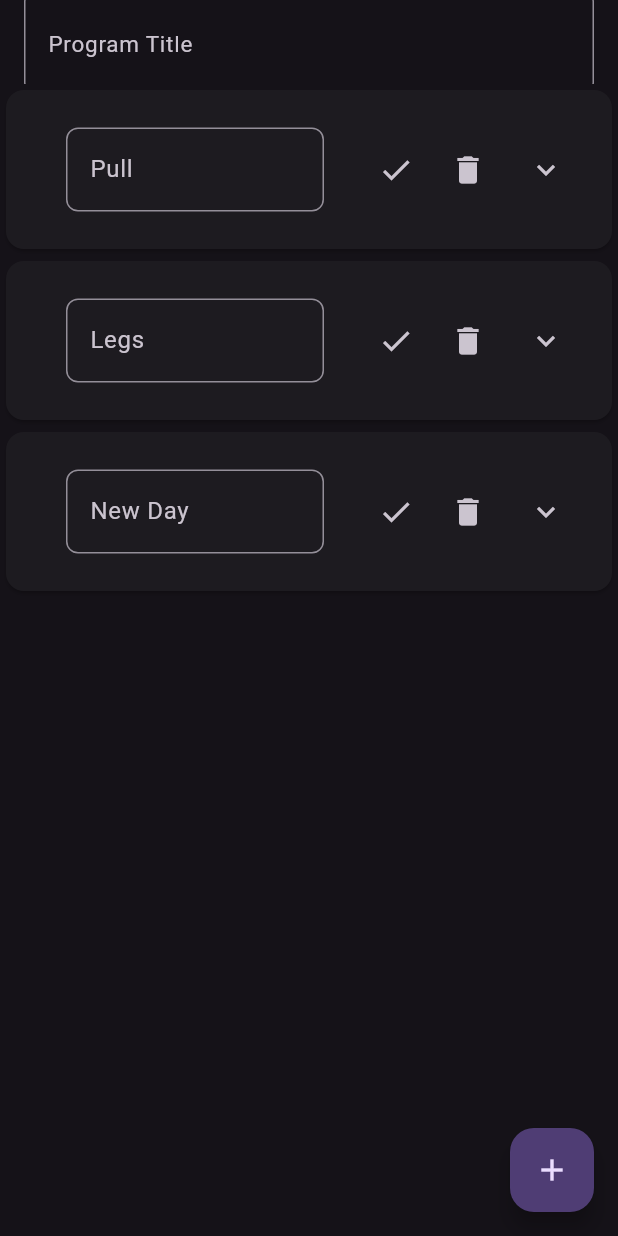
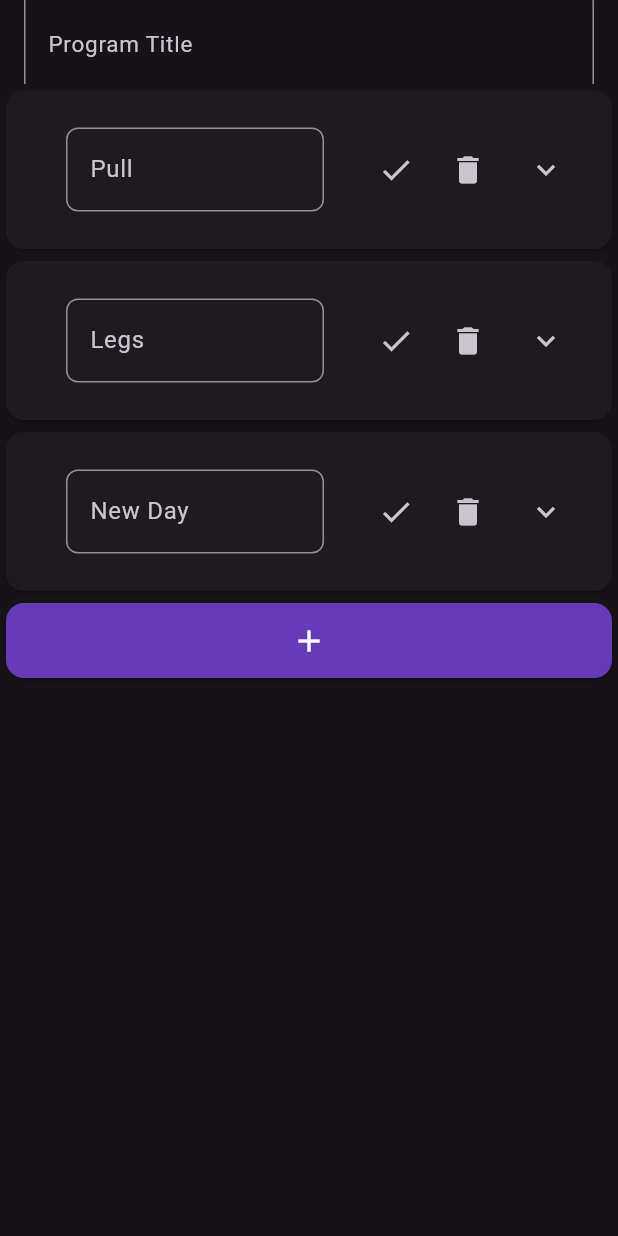
Before and after one commit to coleWesterveld/Flutter-Gym-App, a Flutter app: the ProgramPage screen opened directly, after a tap on the "check" icon, after a tap on the "delete" icon, after a tap on the "add" icon, on a phone screen of 412 x 824 dp. Run offline on Flutter 3.47's test engine with Material 3 defaults, Android fonts, the phone set to English and light mode, and no system bars.

Commit message:
nicer program day adding

```diff
--- a/lib/program_page.dart
+++ b/lib/program_page.dart
@@ -9,33 +9,43 @@ import 'package:flutter/material.dart';
 
 // void main() => runApp(new MaterialApp(home: MyList()));
 
+//program page, where user defines the overall program by days,
+// then excercises for each day with sets, rep range and notes
 class ProgramPage extends StatefulWidget {
   @override
   _MyListState createState() => _MyListState();
 }
 
+// this class contains the list view of expandable card tiles
+// title is day title (eg. 'legs') and when expanded, leg excercises for that day show up
 class _MyListState extends State<ProgramPage> {
   int value = 0;
   List<TextEditingController> splitDaysTEC = [TextEditingController(), TextEditingController(), TextEditingController()];//TextEditingController();
   List<String> split = ["Push", "Pull", "Legs"];
+
+  // list of excercises at a given day
+  List<List<String>> excercises = [[], [], []];
+
+  // adds day to split
   _addItem() {
     setState(() {
       value = value + 1;
       splitDaysTEC.add(TextEditingController());
       split.add("New Day");
-      print(split.toString());
+      excercises.add([]);
+      //print(split.toString());
       //print(splitDaysTEC.toString());
     });
   }
 
   @override
+  // main scaffold, putting it all together
   Widget build(BuildContext context) {
     return Scaffold(
       appBar: AppBar(
+        // program title
         title: TextFormField(
               //controller: splitDaysTEC,
-
-
             style: TextStyle(
               fontSize: 20,
             ),
@@ -50,17 +60,43 @@ class _MyListState extends State<ProgramPage> {
             ),
           ),
       ),
+
+      //list of day cards
       body: ListView.builder(
-          itemCount: split.length,
+          itemCount: split.length + 1,
           itemBuilder: (context, index) {
             //print(index.toString());
             //print(splitDaysTEC.length);
+            // defines what each card will look like
+            if (index == split.length){
               return Card(
+
+                color: Colors.deepPurple,
+                child: InkWell(
+
+                  splashColor: Colors.purple,
+                  borderRadius: BorderRadius.circular(16),
+                  onTap: () {
+                    _addItem();
+                  },
+                  child: SizedBox(
+                    width: double.infinity,
+                    height: 50.0,
+                    child: Icon(Icons.add),
+                  ),
+                ),
+              );
+            }
+            else{
+            return Card(
+
               child: Padding(
                 padding: EdgeInsets.only(
                   top: 8, left: 8.0, right: 8.0, bottom: 8.0),
                   child: ExpansionTile(
                   title:
+                  // row has day title, confirm update button, delete button
+                  // and excercise dropdown button
                     Row(
                       //verticalDirection: VerticalDirection,
                       children: [
@@ -73,7 +109,53 @@ class _MyListState extends State<ProgramPage> {
                                     borderRadius: BorderRadius.all(Radius.circular(8))),
                                 hintText: split[index],
                               ),
-                            ),),
+                            ),
+                          ),
+                        ),
+
+                        //confirm update button
+                        IconButton(onPressed: () {
+                          setState( () {
+                            split[index] = (splitDaysTEC[index].text);
+                            //closes keyboard
+                            FocusManager.instance.primaryFocus?.unfocus();
+                            });
+                          }, icon: Icon(Icons.check)
+                        ),
+
+                        // detete day button
+                        IconButton(onPressed: () {
+                          setState( () {
+                            value = value - 1;
+                            split.removeAt(index);
+                            excercises.removeAt(index);
+                            splitDaysTEC.removeAt(index);
+                          });
+                          }, icon: Icon(Icons.delete)
+                        ),
+                      ],
+                    ),
+
+                  // excercises for each day
+                  //this part is viewed after tile is expanded
+                    children: [
+                      // this needs to be done using listtiles
+                      for (int exc = 0; exc < excercises[index].length; exc++)
+                      ExpansionTile(
+                        title:
+                        Row(
+                          children: [
+                            Expanded(
+                              child: ListTile(
+                                title: TextFormField(
+                              //controller: splitDaysTEC[index],
+                                  decoration: InputDecoration(
+                                    border: OutlineInputBorder(
+                                    borderRadius: BorderRadius.all(Radius.circular(8))),
+                                    hintText: split[index][exc],
+                                  ),
+                                ),
+                              ),
                             ),
                           // SizedBox(
                           //   width: 1,
@@ -83,40 +165,52 @@ class _MyListState extends State<ProgramPage> {
                                 split[index] = (splitDaysTEC[index].text);
                                 FocusManager.instance.primaryFocus?.unfocus();
                               });
-                          }, icon: Icon(Icons.check)),
+                              }, icon: Icon(Icons.check)
+                            ),
 
                             IconButton(onPressed: () {
                               setState( () {
                                 value = value - 1;
                                 split.removeAt(index);
+                                excercises.removeAt(index);
                                 splitDaysTEC.removeAt(index);
                               });
-                          }, icon: Icon(Icons.delete)),
-                        ],
+                              }, icon: Icon(Icons.delete)
                             ),
 
-                  children: [
-                    for (int exc = 0; exc < 3; exc++)ExpansionTile(
-                    title: Text(
-                      "runnerok",
-                      style: TextStyle(
-                        fontSize: 14
-                      ),
+                          ],
                         ),
                       children: <Widget>[
 
                       Text('No belt, 0 RIR all sets. no safeties, thats for babies'),
 
                       ],
-              ),]
+                    ),
+                    Card(
+
+                color: Colors.deepPurple,
+                child: InkWell(
+
+                  splashColor: Colors.purple,
+                  borderRadius: BorderRadius.circular(16),
+                  onTap: () {
+                    //this needs to be done using listtiles
+                    excercises[index].add("new");
+                  },
+                  child: SizedBox(
+                    width: double.infinity,
+                    height: 50.0,
+                    child: Icon(Icons.add),
+                  ),
+                ),
+              ),
+                    ]
+
                   ),
                 ),
               );
+          }
     },
-      ),
-      floatingActionButton: FloatingActionButton(
-        onPressed: _addItem,
-        child: Icon(Icons.add),
       ),
     );
   }
```
Also changed, not shown: flutter_05.png (added). Lines whose indentation alone changed are shown as unchanged.
